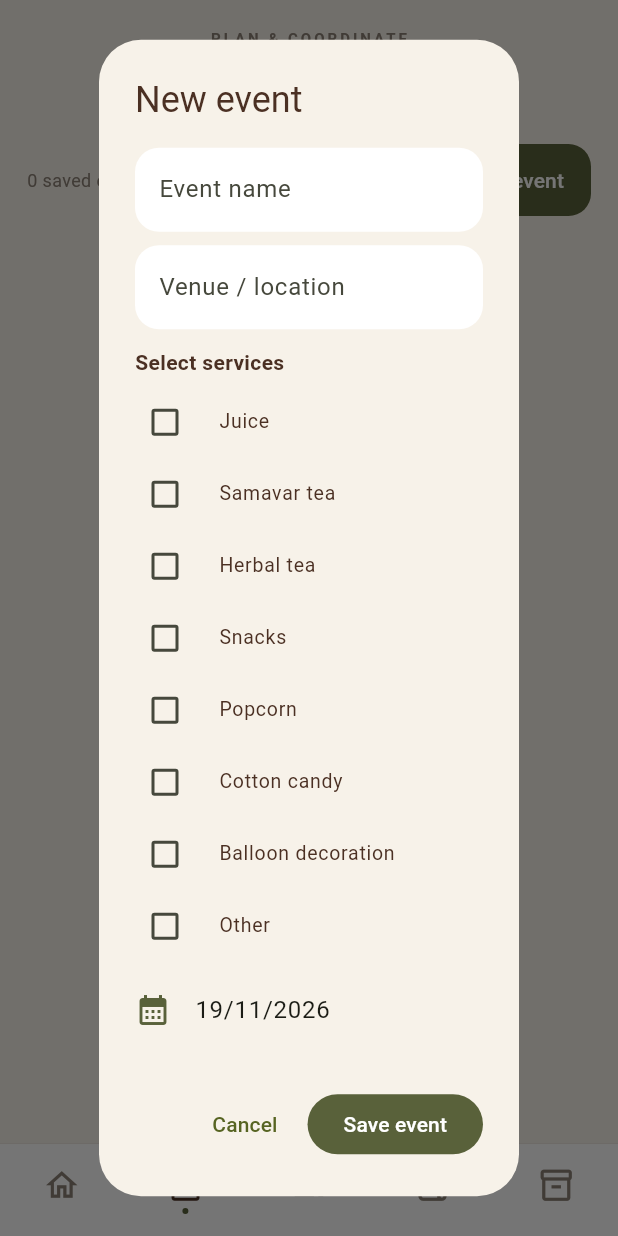
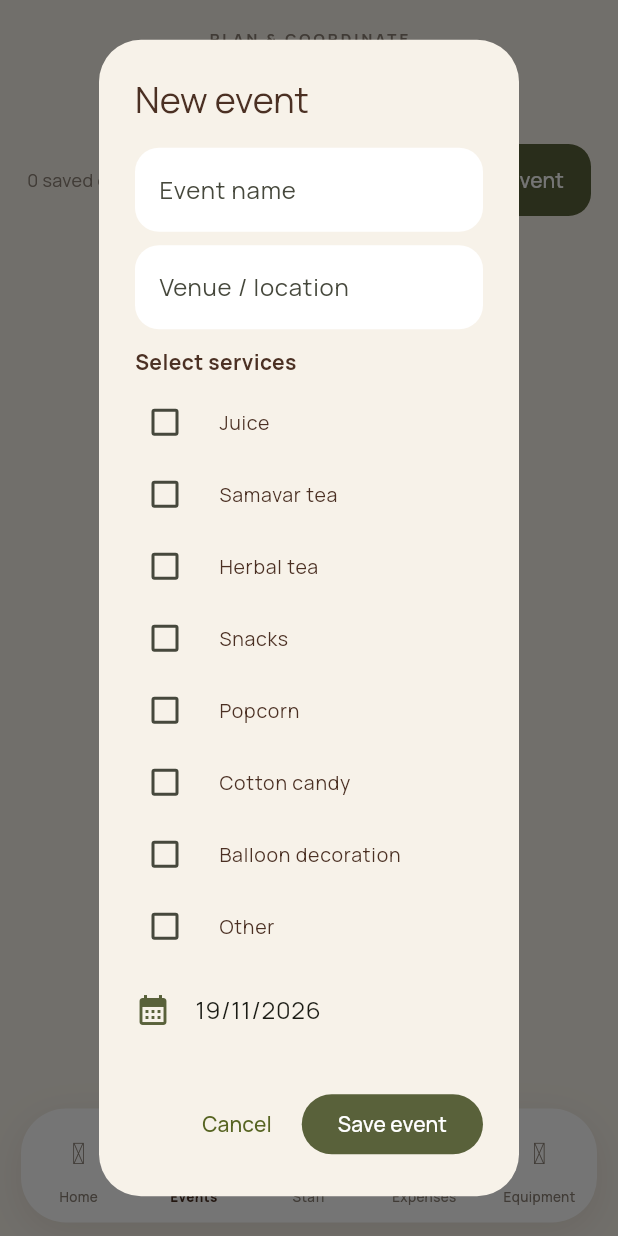
Before and after one commit to muhdsabith/hena-catering-flutter, a Flutter app: the screen it shows after launch, after a tap on "View events →", after a tap on "New event", on a phone screen of 412 x 824 dp. Run offline on Flutter 3.47's test engine with Material 3 defaults, Android fonts, the phone set to English and light mode, and no system bars; our stand-ins replace google_fonts, iconsax, shared_preferences; network calls fail.

Commit message:
Polish rounded navigation and add catering visuals

```diff
--- a/lib/main.dart
+++ b/lib/main.dart
@@ -1,5 +1,7 @@
 import 'dart:convert';
 import 'package:flutter/material.dart';
+import 'package:google_fonts/google_fonts.dart';
+import 'package:iconsax/iconsax.dart';
 import 'package:shared_preferences/shared_preferences.dart';
 
 const coffee = Color(0xFF4B3023);
@@ -17,6 +19,7 @@ class HenaApp extends StatelessWidget {
     title: 'HENA Catering',
     theme: ThemeData(
       useMaterial3: true,
+      textTheme: GoogleFonts.manropeTextTheme(),
       scaffoldBackgroundColor: cream,
       colorScheme: ColorScheme.fromSeed(seedColor: olive, surface: cream),
       appBarTheme: const AppBarTheme(backgroundColor: cream, foregroundColor: coffee),
@@ -96,28 +99,33 @@ class _MainShellState extends State<MainShell> {
       body: SafeArea(child: IndexedStack(index:tab, children:pages)),
       bottomNavigationBar: SafeArea(
         top: false,
+        child: Padding(
+          padding: const EdgeInsets.fromLTRB(14, 4, 14, 9),
           child: Container(
-          height: 62,
-          decoration: const BoxDecoration(
+            height: 76,
+            decoration: BoxDecoration(
               color: Colors.white,
-            border: Border(top: BorderSide(color: Color(0xFFEDE8E0), width: 0.7)),
+              borderRadius: BorderRadius.circular(30),
+              boxShadow: [
+                BoxShadow(color: coffee.withOpacity(.10), blurRadius: 22, offset: const Offset(0, 7)),
+              ],
             ),
             child: Row(
-            mainAxisAlignment: MainAxisAlignment.spaceAround,
               children: [
-              _navItem(0, Icons.home_outlined, Icons.home_rounded, 'Home'),
-              _navItem(1, Icons.calendar_month_outlined, Icons.calendar_month_rounded, 'Events'),
-              _navItem(2, Icons.people_outline_rounded, Icons.people_rounded, 'Staff'),
-              _navItem(3, Icons.receipt_long_outlined, Icons.receipt_long_rounded, 'Expenses'),
-              _navItem(4, Icons.inventory_2_outlined, Icons.inventory_2_rounded, 'Equipment'),
+                _navItem(0, Iconsax.home, 'Home'),
+                _navItem(1, Iconsax.calendar, 'Events'),
+                _navItem(2, Iconsax.profile_2user, 'Staff'),
+                _navItem(3, Iconsax.receipt_1, 'Expenses'),
+                _navItem(4, Iconsax.box_1, 'Equipment'),
               ],
+            ),
           ),
         ),
       ),
     );
   }
 
-  Widget _navItem(int index, IconData outline, IconData filled, String label) {
+  Widget _navItem(int index, IconData icon, String label) {
     final selected = tab == index;
     return Expanded(
       child: Semantics(
@@ -125,20 +133,29 @@ class _MainShellState extends State<MainShell> {
         selected: selected,
         label: label,
         child: InkWell(
+          borderRadius: BorderRadius.circular(24),
           onTap: () => setState(() => tab = index),
           child: SizedBox(
-            height: 62,
+            height: 76,
             child: Column(
               mainAxisAlignment: MainAxisAlignment.center,
               children: [
-                Icon(selected ? filled : outline, size: 25, color: selected ? coffee : muted),
+                AnimatedContainer(
+                  duration: const Duration(milliseconds: 200),
+                  width: 39,
+                  height: 39,
+                  decoration: BoxDecoration(
+                    color: selected ? olive : Colors.transparent,
+                    shape: BoxShape.circle,
+                  ),
+                  child: Icon(icon, size: 20, color: selected ? Colors.white : muted),
+                ),
                 const SizedBox(height: 3),
-                AnimatedContainer(
-                  duration: const Duration(milliseconds: 180),
-                  width: selected ? 4 : 0,
-                  height: 4,
-                  decoration: const BoxDecoration(color: olive, shape: BoxShape.circle),
-                ),
+                Text(label, maxLines: 1, style: TextStyle(
+                  color: selected ? coffee : muted,
+                  fontSize: 9,
+                  fontWeight: selected ? FontWeight.w800 : FontWeight.w500,
+                )),
               ],
             ),
           ),
@@ -200,6 +217,20 @@ class DashboardPage extends StatelessWidget {
           ]),
         ]),
       ),
+      Padding(
+        padding: const EdgeInsets.fromLTRB(18, 17, 18, 0),
+        child: Row(children: [
+          Expanded(child: _imageMoment(
+            'Fresh moments',
+            'https://images.unsplash.com/photo-1555244162-803834f70033?w=700&q=80',
+          )),
+          const SizedBox(width: 10),
+          Expanded(child: _imageMoment(
+            'Beautiful setups',
+            'https://images.unsplash.com/photo-1511795409834-ef04bbd61622?w=700&q=80',
+          )),
+        ]),
+      ),
       Padding(padding:const EdgeInsets.fromLTRB(20,24,20,12),child:Row(children:[
         const Expanded(child:Text('Overview',style:TextStyle(color:coffee,fontSize:20,fontWeight:FontWeight.w700))),
         Text('Today • ${today()}',style:const TextStyle(color:muted,fontSize:11)),
@@ -222,6 +253,22 @@ class DashboardPage extends StatelessWidget {
       const SizedBox(height:28),
     ]);
   }
+  Widget _imageMoment(String label, String url) => ClipRRect(
+    borderRadius: BorderRadius.circular(18),
+    child: SizedBox(
+      height: 104,
+      child: Stack(fit: StackFit.expand, children: [
+        Image.network(url, fit: BoxFit.cover, errorBuilder: (context, error, stack) =>
+          Container(color: const Color(0xFFE9E0D4), child: const Icon(Icons.restaurant, color: olive, size: 28))),
+        Container(decoration: BoxDecoration(
+          gradient: LinearGradient(begin: Alignment.topCenter, end: Alignment.bottomCenter,
+            colors: [Colors.transparent, Colors.black.withOpacity(.62)]),
+        )),
+        Positioned(left: 11, bottom: 10, child: Text(label,
+          style: const TextStyle(color: Colors.white, fontSize: 11, fontWeight: FontWeight.w800))),
+      ]),
+    ),
+  );
   Widget _stat(String label,dynamic value,IconData icon,Color color)=>panel(child:Column(crossAxisAlignment:CrossAxisAlignment.start,mainAxisAlignment:MainAxisAlignment.spaceBetween,children:[
     Icon(icon,color:color,size:21),Text('$value',style:const TextStyle(color:coffee,fontSize:23,fontWeight:FontWeight.w800)),Text(label,style:const TextStyle(color:muted,fontSize:12)),
   ]),padding:const EdgeInsets.all(14));
```
Lines whose indentation alone changed are shown as unchanged.
